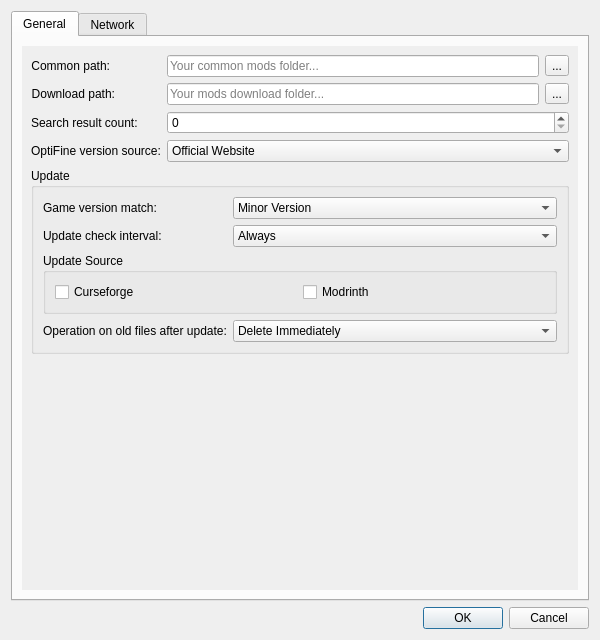
Old version of the form src/ui/preferences.ui in the repository kaniol-lck/modmanager.
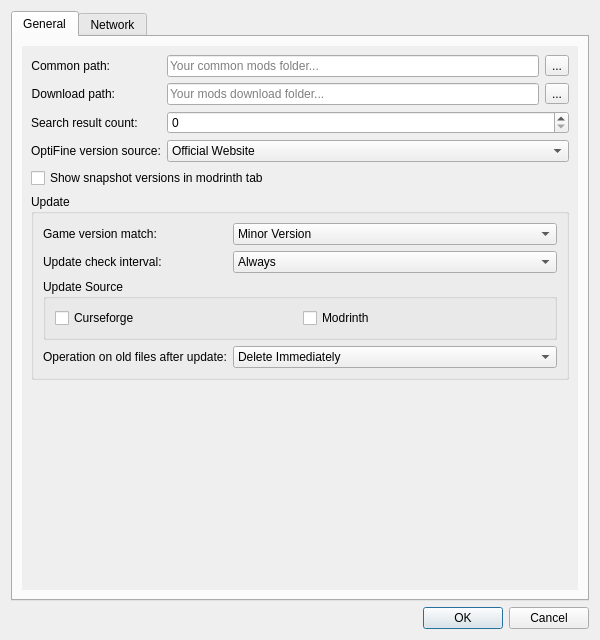
New version of the form.

```diff
--- a/src/ui/preferences.ui
+++ b/src/ui/preferences.ui
@@ -54,7 +54,7 @@
             <x>0</x>
             <y>0</y>
             <width>547</width>
-            <height>528</height>
+            <height>570</height>
            </rect>
           </property>
           <layout class="QVBoxLayout" name="verticalLayout">
@@ -173,6 +173,13 @@
              </item>
             </layout>
            </item>
+           <item>
+            <widget class="QCheckBox" name="showModrinthSnapshot">
+             <property name="text">
+              <string>Show snapshot versions in modrinth tab</string>
+             </property>
+            </widget>
+           </item>
            <item>
             <widget class="QGroupBox" name="groupBox_3">
              <property name="title">
```
